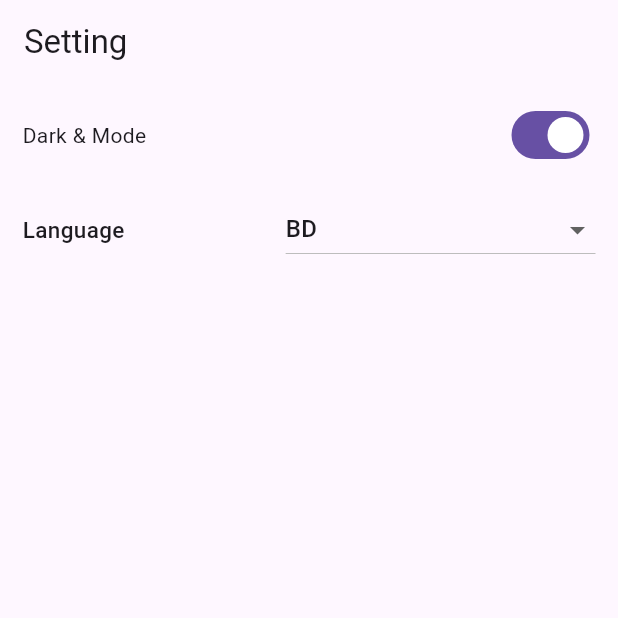
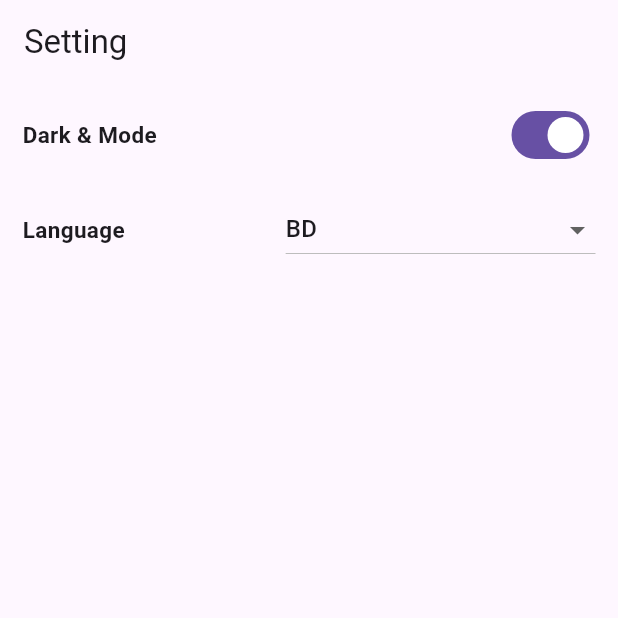
Before and after one commit to fahimshahariar09/learning_management, a Flutter app: the screen it shows after launch, on a phone screen of 412 x 824 dp, the top half of it. Run offline on Flutter 3.47's test engine with Material 3 defaults, Android fonts, the phone set to English and light mode, and no system bars; our stand-ins replace animated_notch_bottom_bar, get.

Commit message:
first commit

```diff
--- a/lib/view/setting/setting.dart
+++ b/lib/view/setting/setting.dart
@@ -21,7 +21,13 @@ class Setting extends StatelessWidget {
               Row(
                 mainAxisAlignment: MainAxisAlignment.spaceBetween,
                 children: [
-                  const Text("Dark & Mode"),
+                  const Text(
+                    "Dark & Mode",
+                    style: TextStyle(
+                      fontWeight: FontWeight.w600,
+                      fontSize: 15,
+                    ),
+                  ),
                   Switch(
                       value: settingController.isLightTheme.value,
                       onChanged: (value) {
@@ -35,7 +41,10 @@ class Setting extends StatelessWidget {
                 children: [
                   const Text(
                     "Language",
-                    style: TextStyle(fontWeight: FontWeight.w500, fontSize: 15),
+                    style: TextStyle(
+                      fontWeight: FontWeight.w600,
+                      fontSize: 15,
+                    ),
                   ),
                   Obx(() => DropdownButton(
                         hint: const Text(
```
